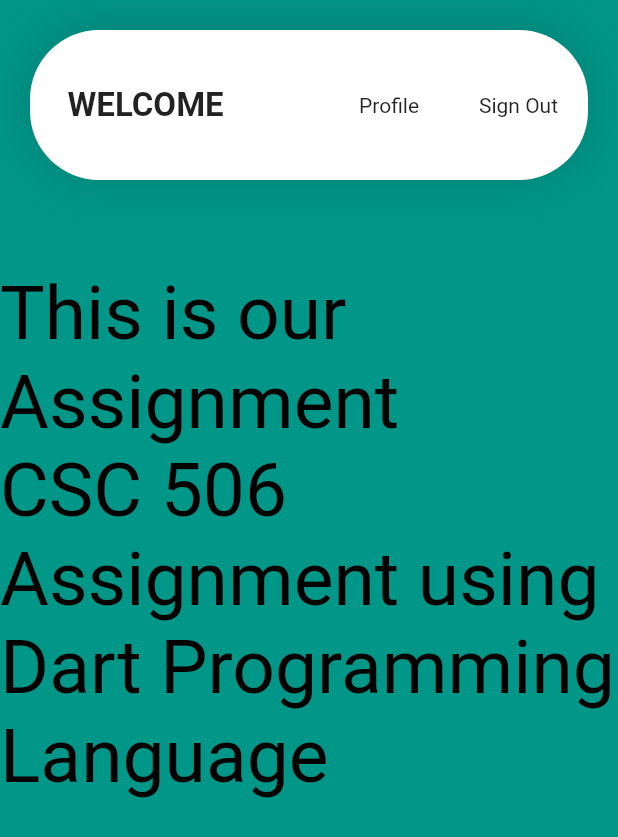
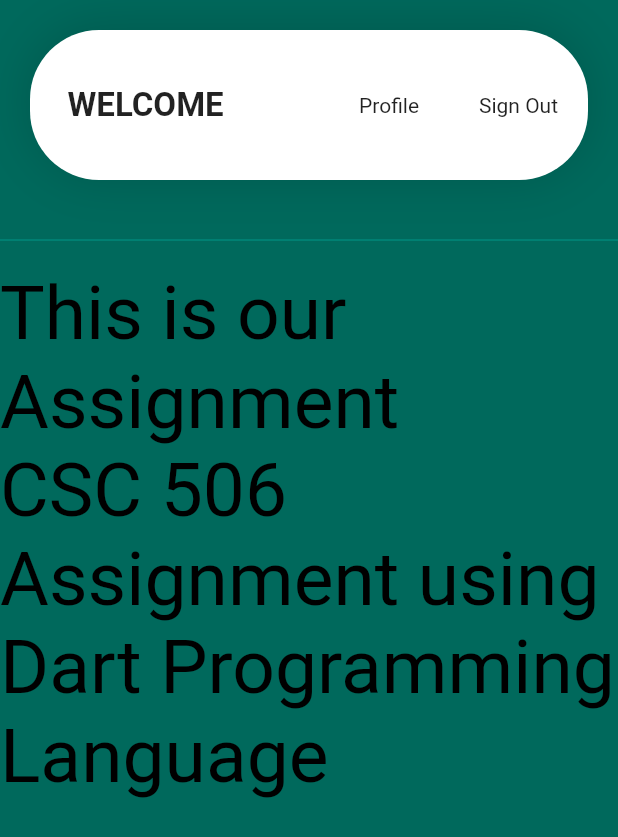
Before and after one commit to HauwaInuwa/CSC-506, a Flutter app: the MyHome screen opened by its route, on a phone screen of 412 x 824 dp. Shown: the top 837 px of the screen. Run offline on Flutter 3.47's test engine with Material 2 defaults, Android fonts, the phone set to English and light mode, and no system bars.

Commit message:
changed background color

```diff
--- a/lib/home.dart
+++ b/lib/home.dart
@@ -12,7 +12,7 @@
   Widget build(BuildContext context) {
     return new Scaffold(
       resizeToAvoidBottomInset: true,
-      backgroundColor: Colors.teal,
+      backgroundColor: Colors.teal[800],
       body: Column(
         children: [
           Container(
```
